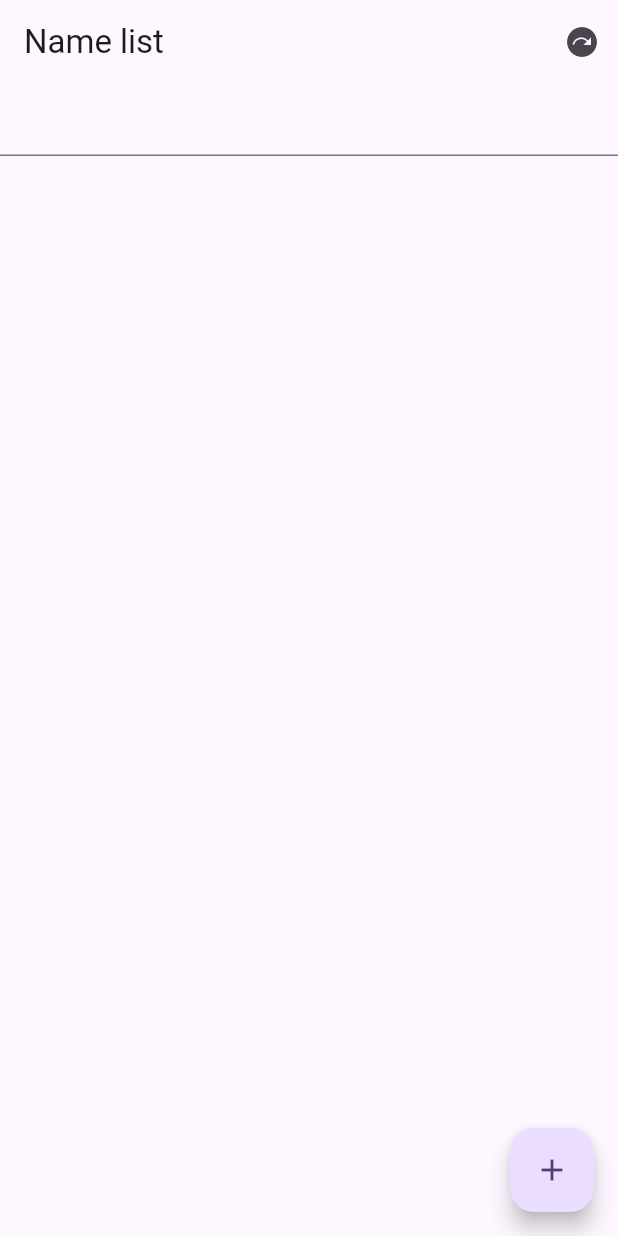
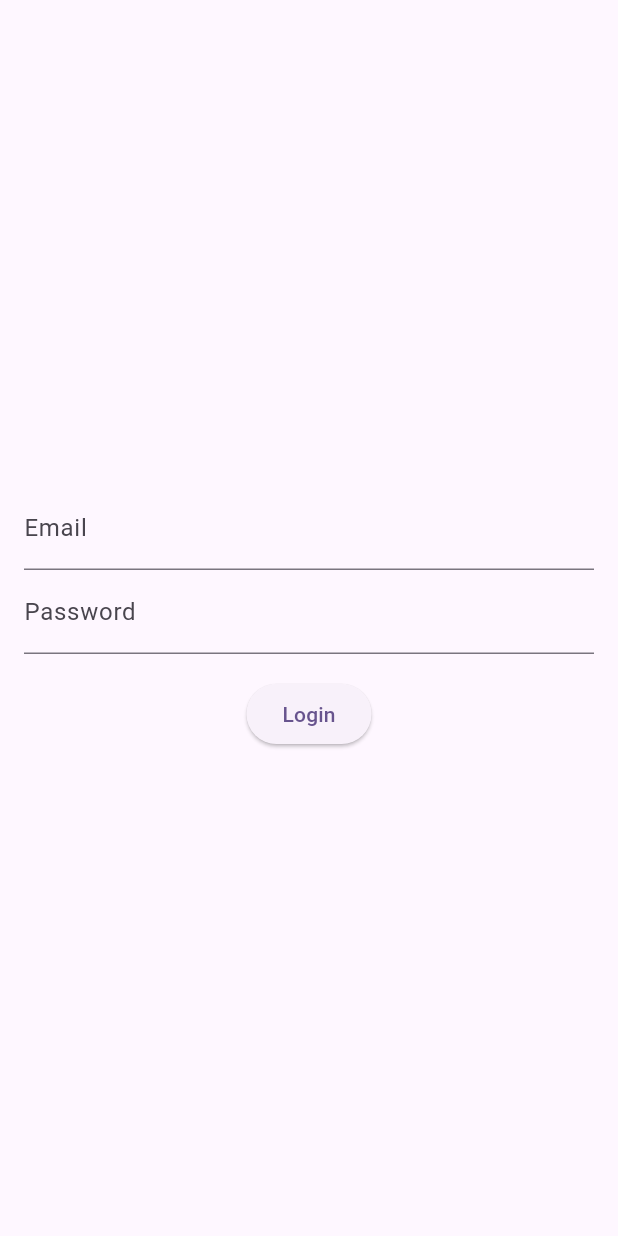
Before and after one commit to Arshad-ullah/bloc_example, a Flutter app: the screen it shows after launch, on a phone screen of 412 x 824 dp. Run offline on Flutter 3.47's test engine with Material 2 defaults, Android fonts, the phone set to English and light mode, and no system bars; our stand-ins replace bloc, firebase_auth, firebase_core, flutter_bloc; accounts and stored records are empty.

Commit message:
login with firebase

```diff
--- a/lib/main.dart
+++ b/lib/main.dart
@@ -1,10 +1,15 @@
 import 'dart:async';
 
 import 'package:counter_bloc/bloc/counter_bloc.dart';
+import 'package:counter_bloc/screen/login/bloc/login_bloc.dart';
+import 'package:counter_bloc/screen/login/login_screen.dart';
+import 'package:firebase_core/firebase_core.dart';
 import 'package:flutter/material.dart';
 import 'package:flutter_bloc/flutter_bloc.dart';
 
-void main() {
+void main()async{
+   WidgetsFlutterBinding.ensureInitialized();
+  await Firebase.initializeApp();
   runApp(const MyApp());
 }
 
@@ -14,7 +19,7 @@ class MyApp extends StatelessWidget {
   @override
   Widget build(BuildContext context) {
     return MultiBlocProvider(
-      providers: [BlocProvider(create: (_) => CounterBloc())],
+      providers: [BlocProvider(create: (_) => LoginBloc())],
       child: MaterialApp(
         debugShowCheckedModeBanner: false,
         title: 'Flutter Demo',
@@ -22,7 +27,7 @@ class MyApp extends StatelessWidget {
           colorScheme: ColorScheme.fromSeed(seedColor: Colors.deepPurple),
           useMaterial3: true,
         ),
-        home: MyHomePage(),
+        home: LoginScreen(),
       ),
     );
   }
@@ -88,6 +93,7 @@ class MyHomePage extends StatelessWidget {
         onPressed: () {
           if (counter.nameController.text.trim().isNotEmpty) {
             counter.add(NameEvent(name: counter.nameController.text.trim()));
+
           } else {
             ScaffoldMessenger.of(context).showSnackBar(
               SnackBar(
--- /dev/null
+++ b/lib/screen/login/bloc/login_bloc.dart
@@ -0,0 +1,74 @@
+import 'package:bloc/bloc.dart';
+import 'package:firebase_auth/firebase_auth.dart';
+import 'package:meta/meta.dart';
+
+part 'login_event.dart';
+part 'login_state.dart';
+
+enum AuthState { initial, authenticated, unauthenticated }
+
+class LoginBloc extends Bloc<LoginEvent, AuthState> {
+  final FirebaseAuth auth = FirebaseAuth.instance;
+  LoginBloc() : super(AuthState.initial)
+  {
+    on<LogingAuthEvent>(login);
+    on<LogoutAuthEvent>(logOut);
+
+  }
+
+  void logOut(LogoutAuthEvent event, Emitter<AuthState> emitter)async
+  {
+    try
+    {
+      await auth.signOut();
+      emitter(AuthState.unauthenticated);
+
+    }
+    catch(e)
+    {
+           emitter(AuthState.unauthenticated);
+
+
+    }
+  }
+
+  void login(LogingAuthEvent event, Emitter<AuthState> emitter)async
+  {
+    try {
+        await auth.createUserWithEmailAndPassword(
+          email: event.email,
+          password: event.password,
+        );
+        print("some error");
+        print(auth.currentUser!.uid);
+        emitter(AuthState.authenticated);
+      } catch (e) {
+        emitter(AuthState.unauthenticated);
+      }
+  }
+
+  // @override
+  // Stream<AuthState> mapEventToState(LogingAuthEvent event) async* {
+  //   if (event is LogingAuthEvent) {
+  //     try {
+  //       await auth.createUserWithEmailAndPassword(
+  //         email: event.email,
+  //         password: event.password,
+  //       );
+  //       print("user created");
+  //       print(auth.currentUser!.uid);
+  //       yield AuthState.authenticated;
+  //     } catch (e) {
+  //       print("some erorr$e");
+  //       yield AuthState.unauthenticated;
+  //     }
+  //   }
+
+    // do letter
+    // else
+    // {
+
+    // }
+ // }
+
+}
--- /dev/null
+++ b/lib/screen/login/bloc/login_event.dart
@@ -0,0 +1,14 @@
+part of 'login_bloc.dart';
+
+@immutable
+sealed class LoginEvent {}
+
+class LogingAuthEvent extends LoginEvent
+{
+   final String email;
+  final String password;
+  LogingAuthEvent({required this.email,required this.password});
+}
+
+class LogoutAuthEvent extends LoginEvent
+{}
--- /dev/null
+++ b/lib/screen/login/bloc/login_state.dart
@@ -0,0 +1,6 @@
+part of 'login_bloc.dart';
+
+@immutable
+sealed class LoginState {}
+
+final class LoginInitial extends LoginState {}
--- /dev/null
+++ b/lib/screen/login/login_screen.dart
@@ -0,0 +1,77 @@
+import 'package:counter_bloc/screen/login/bloc/login_bloc.dart';
+import 'package:counter_bloc/screen/login/bloc/login_bloc.dart';
+import 'package:counter_bloc/screen/login/bloc/login_bloc.dart';
+import 'package:flutter/material.dart';
+import 'package:flutter_bloc/flutter_bloc.dart';
+
+import 'bloc/login_bloc.dart';
+import 'bloc/login_bloc.dart';
+
+class LoginScreen extends StatefulWidget {
+  const LoginScreen({super.key});
+
+  @override
+  State<LoginScreen> createState() => _LoginScreenState();
+}
+
+class _LoginScreenState extends State<LoginScreen> {
+    final TextEditingController _emailController = TextEditingController();
+  final TextEditingController _passwordController = TextEditingController();
+
+  @override
+  Widget build(BuildContext context) {
+    return Scaffold(
+      body:BlocBuilder<LoginBloc, AuthState>(
+        builder: (context, state) {
+
+          if(state==AuthState.authenticated)
+          {
+             return Column(
+                mainAxisAlignment: MainAxisAlignment.center,
+                children: [
+                  Text('Authenticated'),
+                  ElevatedButton(
+                    onPressed: () {
+                       context.read<LoginBloc>().add(LogoutAuthEvent());
+                    },
+                    child: Text('Logout'),
+                  ),
+                ],
+              );
+
+          }
+          else
+          {
+             return Padding(
+                padding: EdgeInsets.all(16.0),
+                child: Column(
+                  mainAxisAlignment: MainAxisAlignment.center,
+                  children: [
+                    TextField(
+                      controller: _emailController,
+                      decoration: InputDecoration(labelText: 'Email'),
+                    ),
+                    TextField(
+                      controller: _passwordController,
+                      obscureText: true,
+                      decoration: InputDecoration(labelText: 'Password'),
+                    ),
+                    SizedBox(height: 16),
+                    ElevatedButton(
+                      onPressed: () {
+                        final email = _emailController.text;
+                        final password = _passwordController.text;
+                        context.read<LoginBloc>().add(LogingAuthEvent(email:email,password: password));
+                      },
+                      child: Text('Login'),
+                    ),
+                  ],
+                ),
+              );
+          }
+
+        },
+      ),
+    );
+  }
+}
--- a/pubspec.yaml
+++ b/pubspec.yaml
@@ -37,6 +37,8 @@ dependencies:
   cupertino_icons: ^1.0.2
   flutter_bloc: ^8.1.3
   modal_progress_hud_nsn: ^0.4.0
+  firebase_auth: ^4.7.2
+  firebase_core: ^2.15.0
 
 dev_dependencies:
   flutter_test:
```
Also changed, not shown: pubspec.lock, 6 other files.
